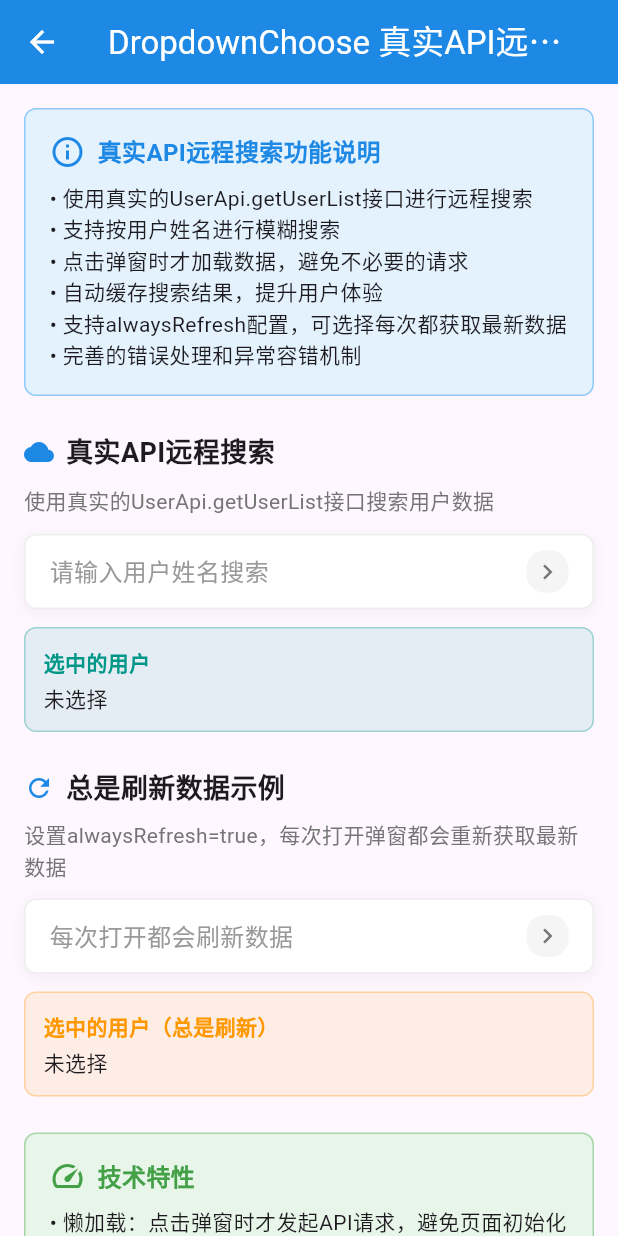
After one commit to yuzhido/simple_ui_for_flutter, a Flutter app: the DropdownChooseExamplePage screen opened directly, after a tap on "远程搜索演示", on a phone screen of 412 x 824 dp. The commit adds this screen. Run offline on Flutter 3.47's test engine with Material 3 defaults, Android fonts, the phone set to English and light mode, and no system bars; our stand-ins replace dio, file_picker, flutter_image_compress, image_picker, permission_handler; missing offline and left inert: mobile_scanner.

Commit message:
优化自定义下拉选择组件

```diff
--- a/example/lib/pages/cate_page/dropdown_choose_example.dart
+++ b/example/lib/pages/cate_page/dropdown_choose_example.dart
@@ -1,4 +1,5 @@
 import 'package:example/pages/dropdown_choose/index.dart';
+import 'package:example/pages/dropdown_choose/remote_search_demo.dart';
 import 'package:flutter/material.dart';
 
 class DropdownChooseExamplePage extends StatefulWidget {
@@ -20,6 +21,14 @@ class _DropdownChoosePageState extends State<DropdownChooseExamplePage> {
           ),
           const SizedBox(height: 12),
 
+          ElevatedButton(
+            onPressed: () => Navigator.push(context, MaterialPageRoute(builder: (_) => const RemoteSearchDemoPage())),
+            style: ElevatedButton.styleFrom(
+              backgroundColor: Colors.blue[600],
+              foregroundColor: Colors.white,
+            ),
+            child: const Text('远程搜索演示'),
+          ),
           const SizedBox(height: 12),
         ],
       ),
--- a/example/lib/pages/config_form_example/dropdown_choose_demo.dart
+++ b/example/lib/pages/config_form_example/dropdown_choose_demo.dart
@@ -19,7 +19,7 @@ class _DropdownChooseDemoPageState extends State<DropdownChooseDemoPage> {
   Map<String, dynamic> _formData = {};
 
   Future<List<SelectData<String>>> _remoteSearch(String keyword) async {
-    await Future.delayed(const Duration(milliseconds: 400));
+    await Future.delayed(const Duration(milliseconds: 800));
     if (keyword.isEmpty) return _deptOptions;
     return _deptOptions.where((e) => e.label.contains(keyword) || e.value.contains(keyword)).toList();
   }
@@ -58,12 +58,28 @@ class _DropdownChooseDemoPageState extends State<DropdownChooseDemoPage> {
           label: '部门(远程搜索)',
           required: true,
           remote: true,
+          alwaysRefresh: true,
           remoteSearch: _remoteSearch,
           tips: '支持远程搜索',
           showAdd: true,
           onAdd: (text) {
-            // 示例：添加一条新选项（仅示例，本地集合未持久化）
-            ScaffoldMessenger.of(context).showSnackBar(SnackBar(content: Text('新增: $text')));
+            print(text);
+          },
+        ),
+      ),
+      FormConfig.dropdown<String>(
+        DropdownFieldConfig<String>(
+          name: 'deptRemote',
+          label: '部门(远程搜索)',
+          required: true,
+          remote: true,
+          multiple: true,
+          alwaysRefresh: true,
+          remoteSearch: _remoteSearch,
+          tips: '支持远程搜索',
+          showAdd: true,
+          onAdd: (text) {
+            print(text);
           },
         ),
       ),
--- /dev/null
+++ b/example/lib/pages/dropdown_choose/remote_search_demo.dart
@@ -0,0 +1,284 @@
+import 'package:flutter/material.dart';
+import 'package:simple_ui/models/select_data.dart';
+import 'package:simple_ui/src/dropdown_choose/index.dart';
+import '../../api/user_api.dart';
+import '../../api/models/user.dart';
+
+class RemoteSearchDemoPage extends StatefulWidget {
+  const RemoteSearchDemoPage({super.key});
+  @override
+  State<RemoteSearchDemoPage> createState() => _RemoteSearchDemoPageState();
+}
+
+class _RemoteSearchDemoPageState extends State<RemoteSearchDemoPage> {
+  // 选中的值
+  SelectData<User>? selectedRealUser; // 真实API用户
+  SelectData<User>? selectedAlwaysRefreshUser; // 总是刷新的用户
+
+  // 真实API用户搜索
+  Future<List<SelectData<User>>> _searchRealUsers(String keyword) async {
+    // 模拟网络延迟
+    await Future.delayed(const Duration(milliseconds: 500));
+
+    try {
+      print('开始搜索用户，关键字: $keyword');
+
+      // 调用真实API
+      final response = await UserApi.getUserList(
+        page: 1,
+        limit: 20, // 限制返回数量
+        name: keyword.isNotEmpty ? keyword : null,
+      );
+
+      print('API响应: $response');
+
+      // 更安全的解析API响应
+      final bool success = response['success'] == true;
+      final dynamic data = response['data'];
+
+      if (success && data is List) {
+        // data 直接是用户数组
+        final List<SelectData<User>> result = [];
+
+        for (int i = 0; i < data.length; i++) {
+          try {
+            final dynamic userJson = data[i];
+            if (userJson is Map<String, dynamic>) {
+              final user = User.fromJson(userJson);
+
+              // 确保用户数据有效
+              if (user.name != null && user.name!.isNotEmpty) {
+                result.add(SelectData<User>(label: '${user.name} - ${user.school ?? '未知学校'} (${user.age ?? 0}岁)', value: user.id ?? 'user_$i', data: user));
+              }
+            }
+          } catch (e) {
+            print('解析用户数据失败 (索引 $i): $e');
+            continue; // 跳过这个用户，继续处理下一个
+          }
+        }
+
+        print('成功解析 ${result.length} 个用户');
+        return result;
+      } else if (success && data is Map<String, dynamic>) {
+        // data 是对象，包含 list 字段
+        final dynamic listData = data['list'];
+
+        if (listData is List) {
+          final List<SelectData<User>> result = [];
+
+          for (int i = 0; i < listData.length; i++) {
+            try {
+              final dynamic userJson = listData[i];
+              if (userJson is Map<String, dynamic>) {
+                final user = User.fromJson(userJson);
+
+                // 确保用户数据有效
+                if (user.name != null && user.name!.isNotEmpty) {
+                  result.add(SelectData<User>(label: '${user.name} - ${user.school ?? '未知学校'} (${user.age ?? 0}岁)', value: user.id ?? 'user_$i', data: user));
+                }
+              }
+            } catch (e) {
+              print('解析用户数据失败 (索引 $i): $e');
+              continue; // 跳过这个用户，继续处理下一个
+            }
+          }
+
+          print('成功解析 ${result.length} 个用户');
+          return result;
+        } else {
+          print('API返回的list字段不是数组类型: ${listData.runtimeType}');
+          return [];
+        }
+      } else {
+        print('API返回失败或data字段格式不正确: success=$success, data=${data.runtimeType}');
+        return [];
+      }
+    } catch (e, stackTrace) {
+      // 网络错误或其他异常，返回空列表
+      print('搜索用户失败: $e');
+      print('堆栈跟踪: $stackTrace');
+      return [];
+    }
+  }
+
+  @override
+  Widget build(BuildContext context) {
+    return Scaffold(
+      appBar: AppBar(title: const Text('DropdownChoose 真实API远程搜索演示'), backgroundColor: Colors.blue[600], foregroundColor: Colors.white),
+      body: SingleChildScrollView(
+        padding: const EdgeInsets.all(16),
+        child: Column(
+          crossAxisAlignment: CrossAxisAlignment.start,
+          children: [
+            // 页面说明
+            Container(
+              width: double.infinity,
+              padding: const EdgeInsets.all(16),
+              decoration: BoxDecoration(
+                color: Colors.blue[50],
+                borderRadius: BorderRadius.circular(8),
+                border: Border.all(color: Colors.blue[200]!),
+              ),
+              child: Column(
+                crossAxisAlignment: CrossAxisAlignment.start,
+                children: [
+                  Row(
+                    children: [
+                      Icon(Icons.info_outline, color: Colors.blue[600]),
+                      const SizedBox(width: 8),
+                      Text(
+                        '真实API远程搜索功能说明',
+                        style: TextStyle(fontSize: 16, fontWeight: FontWeight.bold, color: Colors.blue[600]),
+                      ),
+                    ],
+                  ),
+                  const SizedBox(height: 8),
+                  const Text(
+                    '• 使用真实的UserApi.getUserList接口进行远程搜索\n'
+                    '• 支持按用户姓名进行模糊搜索\n'
+                    '• 点击弹窗时才加载数据，避免不必要的请求\n'
+                    '• 自动缓存搜索结果，提升用户体验\n'
+                    '• 支持alwaysRefresh配置，可选择每次都获取最新数据\n'
+                    '• 完善的错误处理和异常容错机制',
+                    style: TextStyle(fontSize: 14),
+                  ),
+                ],
+              ),
+            ),
+
+            const SizedBox(height: 24),
+
+            // 真实API示例
+            _buildSectionTitle('真实API远程搜索', Icons.cloud),
+            const SizedBox(height: 8),
+            _buildDescription('使用真实的UserApi.getUserList接口搜索用户数据'),
+            const SizedBox(height: 12),
+            DropdownChoose<User>(
+              remote: true,
+              remoteSearch: _searchRealUsers,
+              defaultValue: selectedRealUser,
+              onSingleChanged: (value, data, selectData) {
+                setState(() {
+                  selectedRealUser = selectData;
+                });
+              },
+              tips: '请输入用户姓名搜索',
+            ),
+            _buildResultCard(
+              '选中的用户',
+              selectedRealUser != null ? '${selectedRealUser!.data.name} - ${selectedRealUser!.data.school} - ${selectedRealUser!.data.age}岁' : '未选择',
+              Colors.teal,
+            ),
+
+            const SizedBox(height: 24),
+
+            // alwaysRefresh 示例
+            _buildSectionTitle('总是刷新数据示例', Icons.refresh),
+            const SizedBox(height: 8),
+            _buildDescription('设置alwaysRefresh=true，每次打开弹窗都会重新获取最新数据'),
+            const SizedBox(height: 12),
+            DropdownChoose<User>(
+              remote: true,
+              alwaysRefresh: true, // 总是刷新数据
+              remoteSearch: _searchRealUsers,
+              defaultValue: selectedAlwaysRefreshUser,
+              onSingleChanged: (value, data, selectData) {
+                setState(() {
+                  selectedAlwaysRefreshUser = selectData;
+                });
+              },
+              tips: '每次打开都会刷新数据',
+            ),
+            _buildResultCard(
+              '选中的用户（总是刷新）',
+              selectedAlwaysRefreshUser != null
+                  ? '${selectedAlwaysRefreshUser!.data.name} - ${selectedAlwaysRefreshUser!.data.school} - ${selectedAlwaysRefreshUser!.data.age}岁'
+                  : '未选择',
+              Colors.orange,
+            ),
+
+            const SizedBox(height: 24),
+
+            // 技术特性说明
+            Container(
+              width: double.infinity,
+              padding: const EdgeInsets.all(16),
+              decoration: BoxDecoration(
+                color: Colors.green[50],
+                borderRadius: BorderRadius.circular(8),
+                border: Border.all(color: Colors.green[200]!),
+              ),
+              child: Column(
+                crossAxisAlignment: CrossAxisAlignment.start,
+                children: [
+                  Row(
+                    children: [
+                      Icon(Icons.speed, color: Colors.green[600]),
+                      const SizedBox(width: 8),
+                      Text(
+                        '技术特性',
+                        style: TextStyle(fontSize: 16, fontWeight: FontWeight.bold, color: Colors.green[600]),
+                      ),
+                    ],
+                  ),
+                  const SizedBox(height: 8),
+                  const Text(
+                    '• 懒加载：点击弹窗时才发起API请求，避免页面初始化时的无用请求\n'
+                    '• 缓存机制：首次搜索结果会被缓存，再次打开弹窗时直接使用缓存数据\n'
+                    '• 总是刷新：设置alwaysRefresh=true时，每次打开弹窗都重新获取最新数据\n'
+                    '• 防抖处理：避免频繁的网络请求\n'
+                    '• 智能加载：空关键字时加载默认数据，有关键字时进行搜索\n'
+                    '• 错误处理：网络异常时优雅降级，不影响用户体验\n'
+                    '• 数据转换：自动处理API响应数据的类型转换和安全解析\n'
+                    '• 异常容错：API调用失败时返回空列表，保证组件稳定性',
+                    style: TextStyle(fontSize: 14),
+                  ),
+                ],
+              ),
+            ),
+
+            const SizedBox(height: 40),
+          ],
+        ),
+      ),
+    );
+  }
+
+  Widget _buildSectionTitle(String title, IconData icon) {
+    return Row(
+      children: [
+        Icon(icon, color: Colors.blue[600], size: 20),
+        const SizedBox(width: 8),
+        Text(title, style: const TextStyle(fontSize: 18, fontWeight: FontWeight.bold)),
+      ],
+    );
+  }
+
+  Widget _buildDescription(String description) {
+    return Text(description, style: TextStyle(fontSize: 14, color: Colors.grey[600]));
+  }
+
+  Widget _buildResultCard(String title, String content, Color color) {
+    return Container(
+      width: double.infinity,
+      margin: const EdgeInsets.only(top: 12),
+      padding: const EdgeInsets.all(12),
+      decoration: BoxDecoration(
+        color: color.withOpacity(0.1),
+        borderRadius: BorderRadius.circular(8),
+        border: Border.all(color: color.withOpacity(0.3)),
+      ),
+      child: Column(
+        crossAxisAlignment: CrossAxisAlignment.start,
+        children: [
+          Text(
+            title,
+            style: TextStyle(fontWeight: FontWeight.bold, color: color),
+          ),
+          const SizedBox(height: 4),
+          Text(content, style: const TextStyle(fontSize: 14)),
+        ],
+      ),
+    );
+  }
+}
--- a/lib/models/field_configs.dart
+++ b/lib/models/field_configs.dart
@@ -201,6 +201,8 @@ class DropdownFieldConfig<T> extends BaseFieldConfig {
   final bool filterable;
   // 是否远程搜索
   final bool remote;
+  // 是否总是刷新数据（仅在remote为true时有效）
+  final bool alwaysRefresh;
   // 远程搜索函数
   final Future<List<SelectData<T>>> Function(String)? remoteSearch;
   // 是否显示新增按钮
@@ -223,6 +225,7 @@ class DropdownFieldConfig<T> extends BaseFieldConfig {
     super.isShow = true,
     this.options = const [],
     this.multiple = false,
+    this.alwaysRefresh = false,
     this.filterable = false,
     this.remote = false,
     this.remoteSearch,
--- a/lib/src/dropdown_choose/index.dart
+++ b/lib/src/dropdown_choose/index.dart
@@ -10,6 +10,8 @@ class DropdownChoose<T> extends StatefulWidget {
   final bool remote;
   // 远程搜索方法-一个返回Future<List<SelectData<T>>>的函数
   final Future<List<SelectData<T>>> Function(String)? remoteSearch;
+  // 是否总是刷新数据（仅在remote为true时有效）
+  final bool alwaysRefresh;
   // 是否显示新增按钮
   final bool showAdd;
   // 是否多选
@@ -20,6 +22,8 @@ class DropdownChoose<T> extends StatefulWidget {
   final void Function(dynamic, T, SelectData<T>)? onSingleChanged;
   // 多选模式回调 - 参数: (选中的value值列表, 选中的data值列表, 选中的完整数据列表)
   final void Function(List<dynamic>, List<T>, List<SelectData<T>>)? onMultipleChanged;
+  // 缓存更新回调 - 当远程搜索或其他操作更新缓存数据时调用
+  final void Function(List<SelectData<T>>)? onCacheUpdate;
   // 默认展示的数据
   final List<SelectData<T>> options;
   // 占位符文本
@@ -30,11 +34,13 @@ class DropdownChoose<T> extends StatefulWidget {
     super.key,
     this.filterable = false,
     this.remote = false,
+    this.alwaysRefresh = false,
     this.showAdd = false,
     this.multiple = false,
     this.onAdd,
     this.onSingleChanged,
     this.onMultipleChanged,
+    this.onCacheUpdate,
     this.options = const [],
     this.defaultValue,
     this.tips = '',
@@ -54,16 +60,14 @@ class _DropdownChooseState<T> extends State<DropdownChoose<T>> {
   bool isChoosing = false;
   // 缓存的远程数据
   List<SelectData<T>> _cachedOptions = [];
-  // 是否已经加载过数据
-  bool _hasLoadedData = false;
 
   @override
   void initState() {
     super.initState();
     // 初始化默认值
     _initDefaultValue();
-    // 如果是远程搜索且options为空，自动加载一次数据
-    _autoLoadDataIfNeeded();
+    // 初始化缓存数据（仅缓存外界传递的options）
+    _initCachedOptions();
   }
 
   // 初始化默认值
@@ -84,39 +88,34 @@ class _DropdownChooseState<T> extends State<DropdownChoose<T>> {
     }
   }
 
-  // 自动加载数据（如果需要）
-  void _autoLoadDataIfNeeded() async {
-    // 只有在远程搜索模式下，且options为空或长度为0时，才自动加载
-    if (widget.remote && widget.remoteSearch != null && (widget.options.isEmpty) && !_hasLoadedData) {
-      try {
-        final result = await widget.remoteSearch!('');
-        if (mounted) {
-          setState(() {
-            _cachedOptions = result;
-            _hasLoadedData = true;
-          });
-        }
-      } catch (e) {
-        // 加载失败时不做处理，保持原有逻辑
-        if (mounted) {
-          setState(() {
-            _hasLoadedData = true; // 标记已尝试加载，避免重复请求
-          });
-        }
-      }
+  // 初始化缓存数据
+  void _initCachedOptions() {
+    // 如果外界传递了options，将其缓存起来
+    if (widget.options.isNotEmpty) {
+      _cachedOptions = List.from(widget.options);
     }
+    // 注意：远程搜索模式下，不在初始化时加载数据，而是在点击弹窗时才加载
   }
 
   // 获取有效的options数据
   List<SelectData<T>> _getEffectiveOptions() {
     List<SelectData<T>> effectiveOptions;
 
-    // 如果是远程搜索模式且有缓存数据，优先使用缓存数据
-    if (widget.remote && _cachedOptions.isNotEmpty) {
-      effectiveOptions = List.from(_cachedOptions);
+    if (widget.remote) {
+      // 远程搜索模式：优先使用缓存的远程数据
+      if (_cachedOptions.isNotEmpty) {
+        effectiveOptions = List.from(_cachedOptions);
+      } else {
+        // 如果还没有缓存数据，返回空列表（等待加载）
+        effectiveOptions = <SelectData<T>>[];
+      }
     } else {
-      // 否则使用原始的widget.options
-      effectiveOptions = List.from(widget.options);
+      // 非远程搜索模式：使用外界传递的options或缓存的options
+      if (_cachedOptions.isNotEmpty) {
+        effectiveOptions = List.from(_cachedOptions);
+      } else {
+        effectiveOptions = List.from(widget.options);
+      }
     }
 
     // 确保选中的数据也包含在options中，以便正确显示选中状态
@@ -170,6 +169,18 @@ class _DropdownChooseState<T> extends State<DropdownChoose<T>> {
     }
   }
 
+  // 更新缓存数据（由ChooseContent回调）
+  void _updateCache(List<SelectData<T>> newData) {
+    setState(() {
+      _cachedOptions = List.from(newData);
+    });
+
+    // 通知外部组件缓存数据已更新
+    if (widget.onCacheUpdate != null) {
+      widget.onCacheUpdate!(List.from(newData));
+    }
+  }
+
   @override
   Widget build(BuildContext context) {
     return InkWell(
@@ -193,6 +204,7 @@ class _DropdownChooseState<T> extends State<DropdownChoose<T>> {
       setState(() => isChoosing = false);
       return;
     }
+
     // 显示弹窗
     await showModalBottomSheet(
       context: context,
@@ -211,11 +223,13 @@ class _DropdownChooseState<T> extends State<DropdownChoose<T>> {
             filterable: widget.filterable,
             remote: widget.remote,
             remoteSearch: widget.remoteSearch,
+            alwaysRefresh: widget.alwaysRefresh,
             showAdd: widget.showAdd,
             multiple: widget.multiple,
             defaultValue: widget.multiple ? _selectedValues : _selectedValue,
             onSelected: _onSelected,
             onAdd: widget.onAdd,
+            onCacheUpdate: _updateCache,
           ),
           // child: StatefulBuilder(
           //   builder: (BuildContext context, StateSetter setState) {
--- a/pubspec.yaml
+++ b/pubspec.yaml
@@ -1,6 +1,6 @@
 name: simple_ui
 description: "自定义简单 UI 组件"
-version: 1.6.0
+version: 1.7.0
 homepage: "https://github.com/yuzhido/simple_ui_for_flutter.git"
 repository: "https://github.com/yuzhido/simple_ui_for_flutter.git"
 issue_tracker: "https://github.com/yuzhido/simple_ui_for_flutter.git/issues"
```
Also changed, not shown: lib/src/config_form/widgets/dropdown_field_widget.dart (+122 -31 lines), lib/src/dropdown_choose/widgets/choose_content.dart (+27 -0 lines).
